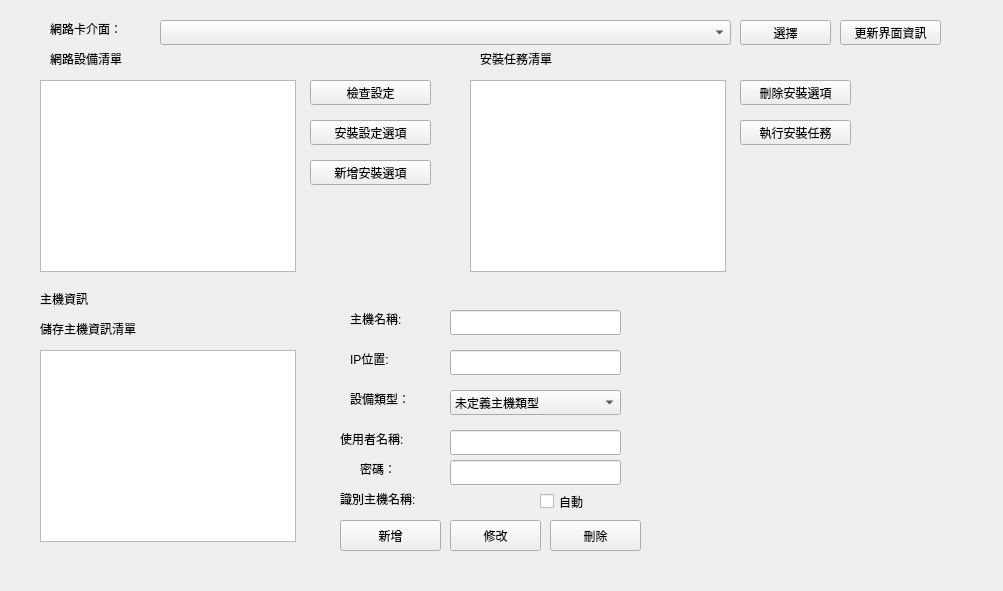
Above: ws/src/ros_qt_sen/src/install_shell/install_shell.ui from cocobird231/RV1-gui before the change. Below: the same form after it.
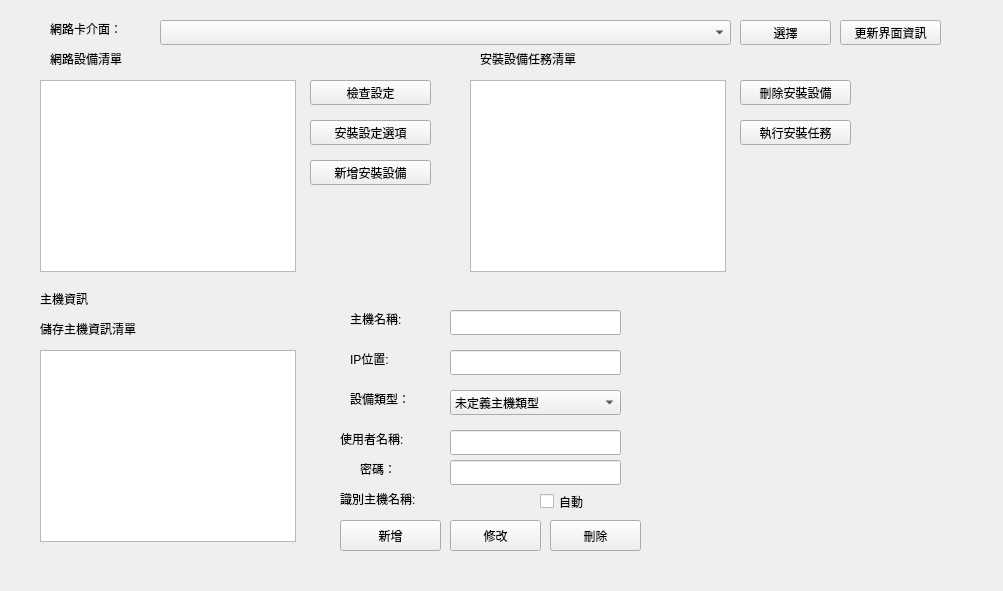
That is the form after the change.

Commit message: 安裝設定選項

What changed in the file:
```diff
--- a/ws/src/ros_qt_sen/src/install_shell/install_shell.ui
+++ b/ws/src/ros_qt_sen/src/install_shell/install_shell.ui
@@ -362,12 +362,12 @@
     <rect>
      <x>480</x>
      <y>50</y>
-     <width>101</width>
+     <width>131</width>
      <height>17</height>
     </rect>
    </property>
    <property name="text">
-    <string>安裝任務清單</string>
+    <string>安裝設備任務清單</string>
    </property>
   </widget>
   <widget class="QPushButton" name="pushButton_8">
@@ -380,7 +380,7 @@
     </rect>
    </property>
    <property name="text">
-    <string>新增安裝選項</string>
+    <string>新增安裝設備</string>
    </property>
   </widget>
   <widget class="QPushButton" name="pushButton_9">
@@ -393,7 +393,7 @@
     </rect>
    </property>
    <property name="text">
-    <string>刪除安裝選項</string>
+    <string>刪除安裝設備</string>
    </property>
   </widget>
   <widget class="QPushButton" name="pushButton_10">
```
The commit also changes 6 other files.
